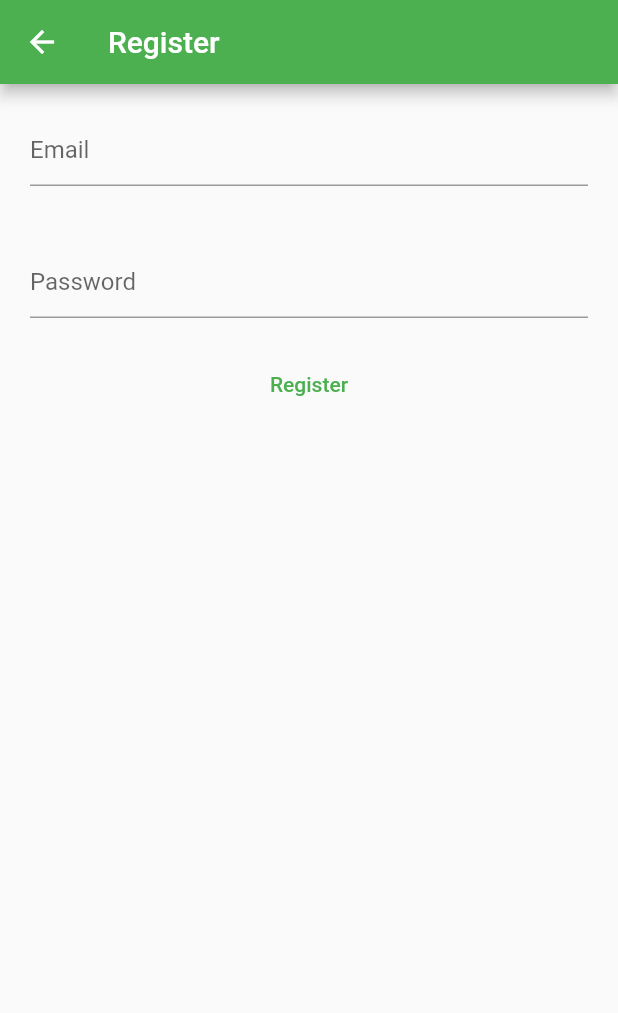
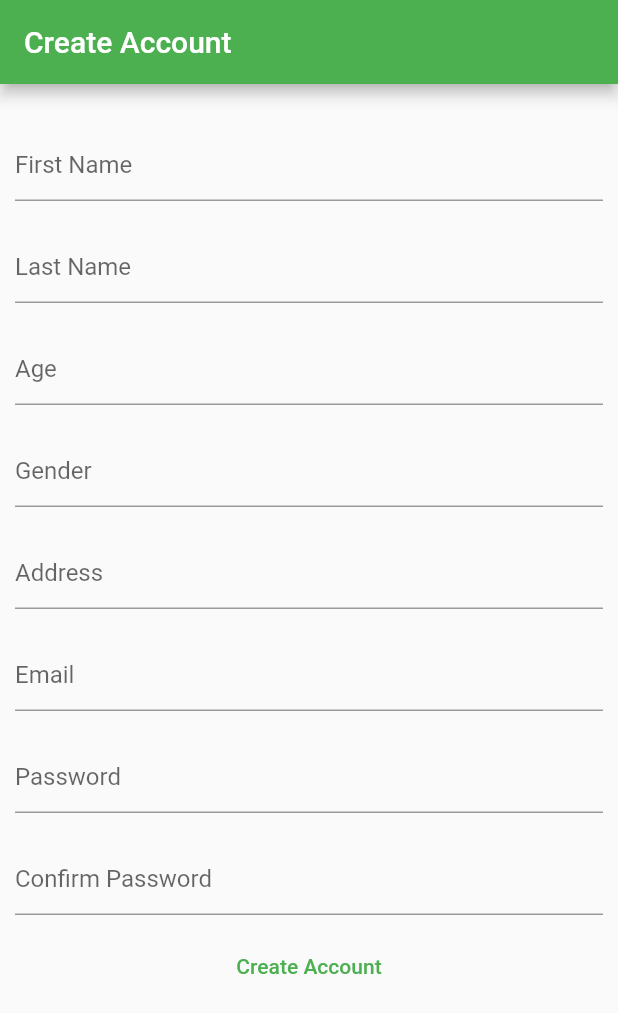
Before and after one commit to dunamislimitless/note, a Flutter app: the Register screen opened directly, on a phone screen of 412 x 824 dp. Shown: the top 1013 px of the screen. Run offline on Flutter 3.47's test engine with Material 2 defaults, Android fonts, the phone set to English and light mode, and no system bars.

Commit message:
baby step

```diff
--- a/lib/main.dart
+++ b/lib/main.dart
@@ -10,19 +10,19 @@ void main() {
       backgroundColor: Colors.white38,
       primarySwatch: Colors.green,
     ),
-    home: const HomePage(),
+    home: const Register(),
   ));
 }
 
-class HomePage extends StatelessWidget {
-  const HomePage({Key? key}) : super(key: key);
+// class HomePage extends StatelessWidget {
+//   const HomePage({Key? key}) : super(key: key);
 
-  @override
-  Widget build(BuildContext context) {
-    return Scaffold(
-      appBar: AppBar(
-        title: Text('Home Page'),
-      ),
-    );
-  }
-}
+//   @override
+//   Widget build(BuildContext context) {
+//     return Scaffold(
+//       appBar: AppBar(
+//         title: Text('Home Page'),
+//       ),
+//     );
+//   }
+// q}
--- a/lib/views/register.dart
+++ b/lib/views/register.dart
@@ -30,12 +30,56 @@ class _RegisterState extends State<Register> {
   Widget build(BuildContext context) {
     return Scaffold(
       appBar: AppBar(
-        title: const Text('Register'),
+        title: const Text('Create Account'),
       ),
       body: Column(
         children: [
+          SizedBox(
+            width: 0,
+            height: 20,
+          ),
           Padding(
-            padding: const EdgeInsets.all(20.0),
+            padding: const EdgeInsets.all(10.0),
+            child: const TextField(
+              decoration: InputDecoration(
+                hintText: 'First Name',
+              ),
+            ),
+          ),
+          Padding(
+            padding: const EdgeInsets.all(10.0),
+            child: const TextField(
+              decoration: InputDecoration(
+                hintText: 'Last Name',
+              ),
+            ),
+          ),
+          Padding(
+            padding: const EdgeInsets.all(10.0),
+            child: const TextField(
+              decoration: InputDecoration(
+                hintText: 'Age',
+              ),
+            ),
+          ),
+          Padding(
+            padding: const EdgeInsets.all(10.0),
+            child: const TextField(
+              decoration: InputDecoration(
+                hintText: 'Gender',
+              ),
+            ),
+          ),
+          Padding(
+            padding: const EdgeInsets.all(10.0),
+            child: const TextField(
+              decoration: InputDecoration(
+                hintText: 'Address',
+              ),
+            ),
+          ),
+          Padding(
+            padding: const EdgeInsets.all(10.0),
             child: TextField(
                 controller: _email,
                 enableSuggestions: false,
@@ -46,7 +90,7 @@ class _RegisterState extends State<Register> {
                 )),
           ),
           Padding(
-            padding: const EdgeInsets.all(20.0),
+            padding: const EdgeInsets.all(10.0),
             child: TextField(
               controller: _password,
               obscureText: true,
@@ -57,7 +101,20 @@ class _RegisterState extends State<Register> {
               ),
             ),
           ),
-          TextButton(onPressed: () async {}, child: const Text('Register')),
+          Padding(
+            padding: const EdgeInsets.all(10.0),
+            child: TextField(
+              controller: _password,
+              obscureText: true,
+              enableSuggestions: false,
+              autocorrect: false,
+              decoration: const InputDecoration(
+                hintText: 'Confirm Password',
+              ),
+            ),
+          ),
+          TextButton(
+              onPressed: () async {}, child: const Text('Create Account')),
         ],
       ),
     );
```
